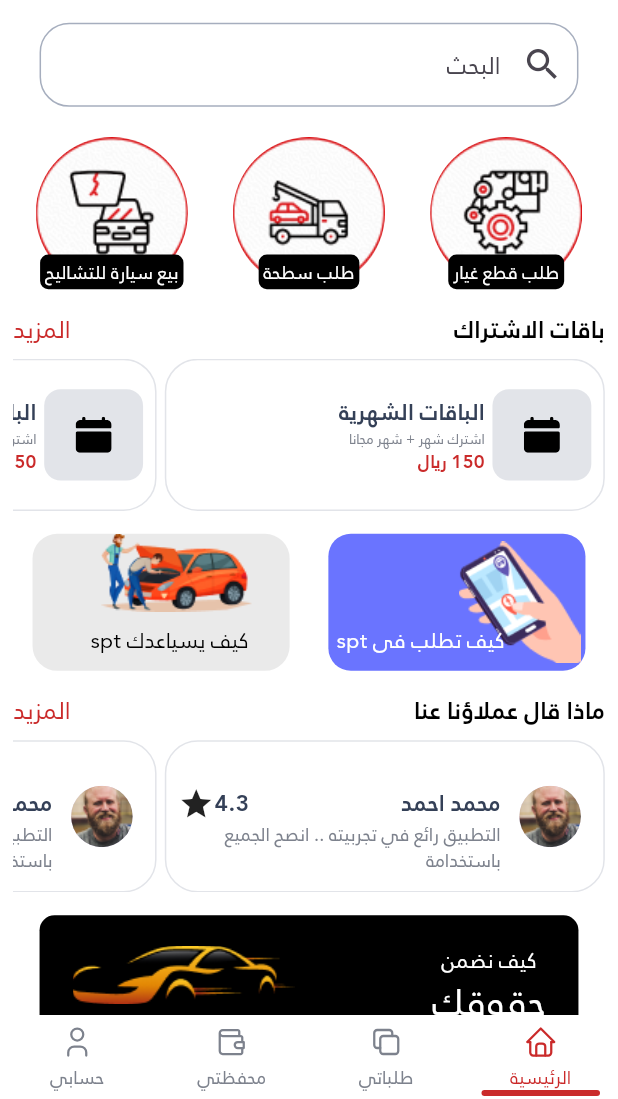
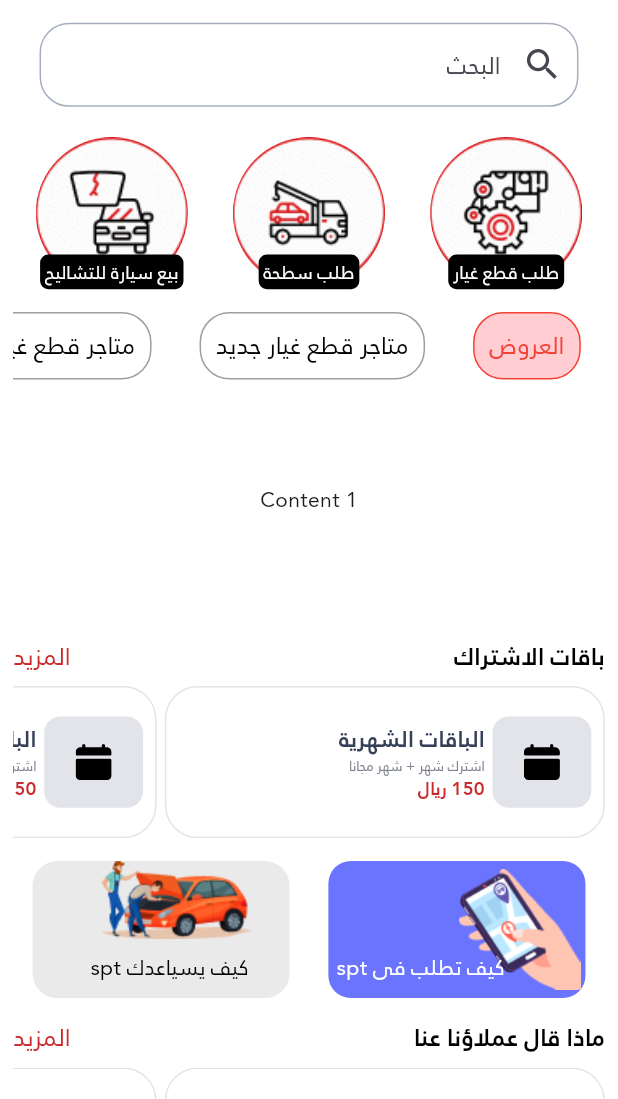
Before and after one commit to mo3tazamer/spt_clone, a Flutter app: the screen it shows after launch, on a phone screen of 412 x 824 dp, the part 137-1236 px from its top. Run offline on Flutter 3.47's test engine with Material 3 defaults, Android fonts, the phone set to English and light mode, and no system bars; drawn by our look-alikes of badges, persistent_bottom_nav_bar; our stand-ins replace animated_splash_screen, country_code_picker, dio, dropdown_search, easy_localization, equatable and 12 more.

Commit message:
add home tab bar

```diff
--- a/analysis_options.yaml
+++ b/analysis_options.yaml
@@ -7,8 +7,10 @@
 
 # The following line activates a set of recommended lints for Flutter apps,
 # packages, and plugins designed to encourage good coding practices.
+
 include: package:flutter_lints/flutter.yaml
 
+# The following line enables the recommended lints for Dart.
 linter:
   # The lint rules applied to this project can be customized in the
   # section below to disable rules from the `package:flutter_lints/flutter.yaml`
--- a/lib/app.dart
+++ b/lib/app.dart
@@ -9,12 +9,8 @@ import 'package:spt_clone/features/auth/presentation/cubit/auth_cubit.dart';
 import 'package:spt_clone/features/home/presentation/screens/home.dart';
 
 import 'config/routes/app_generator.dart';
-import 'features/home/presentation/screens/notification_screen.dart';
-import 'features/home/presentation/screens/says_about_us_screen.dart';
-import 'features/home/presentation/screens/store_details.dart';
+import 'features/home/presentation/widgets/home_tab.dart';
 import 'features/layout/presentation/screens/layout_screen.dart';
-
-
 
 class SptClone extends StatelessWidget {
   const SptClone({super.key});
@@ -39,17 +35,18 @@ class SptClone extends StatelessWidget {
               builder: EasyLoading.init(
                 builder: (context, child) {
                   final mediaQueryData = MediaQuery.of(context);
-                  final scale = mediaQueryData.textScaler
-                      .clamp(minScaleFactor: 1.0, maxScaleFactor: 1.3);
+                  final scale = mediaQueryData.textScaler.clamp(
+                    minScaleFactor: 1.0,
+                    maxScaleFactor: 1.3,
+                  );
                   return MediaQuery(
                     //Setting font does not change with system font size
-                    data: MediaQuery.of(context)
-                        .copyWith(textScaler: scale),
+                    data: MediaQuery.of(context).copyWith(textScaler: scale),
                     child: child!,
                   );
                 },
               ),
-              home: const LayOutScreen(),
+              home: const HomeScreen(),
             );
           }),
     );
--- a/lib/config/routes/app_generator.dart
+++ b/lib/config/routes/app_generator.dart
@@ -3,20 +3,36 @@ import 'package:spt_clone/features/auth/presentation/screens/login_Screen.dart';
 import 'package:spt_clone/features/auth/presentation/screens/otp_screen.dart';
 import 'package:spt_clone/features/auth/presentation/screens/sign_up_screen.dart';
 
+import '../../features/home/presentation/screens/notification_screen.dart';
 import '../../features/home/presentation/screens/says_about_us_screen.dart';
+import '../../features/home/presentation/screens/store_details.dart';
+import '../../features/layout/presentation/screens/layout_screen.dart';
+import '../../features/splash/presentation/screens/splash_screen.dart';
 import 'app_routes.dart';
 
 class AppGenerator {
   static Route<dynamic> getRoute(RouteSettings settings) {
     switch (settings.name) {
+      case AppRoutes.initialRoute:
+        return MaterialPageRoute(builder: (context) => const SplashScreen());
       case AppRoutes.loginScreen:
         return MaterialPageRoute(builder: (context) => const LogInScreen());
       case AppRoutes.otpScreen:
         return MaterialPageRoute(builder: (context) => const OtpScreen());
       case AppRoutes.signUpScreen:
         return MaterialPageRoute(builder: (context) => const SignUpScreen());
-        case AppRoutes.sayAboutUsScreen:
-          return MaterialPageRoute(builder: (context) => const SayAboutUsScreen());
+      case AppRoutes.sayAboutUsScreen:
+        return MaterialPageRoute(
+            builder: (context) => const SayAboutUsScreen());
+      case AppRoutes.layoutScreen:
+        return MaterialPageRoute(builder: (context) => const LayOutScreen());
+      case AppRoutes.notificationsScreen:
+        return MaterialPageRoute(
+            builder: (context) => const NotificationScreen());
+
+      case AppRoutes.storeDetails:
+        return MaterialPageRoute(builder: (context) => const StoreDetails());
+
       default:
         return MaterialPageRoute(builder: (context) => const Scaffold());
     }
--- a/lib/config/routes/app_routes.dart
+++ b/lib/config/routes/app_routes.dart
@@ -1,7 +1,10 @@
 class AppRoutes {
-  static const String splashScreen = '/';
+  static const initialRoute = '/';
   static const String loginScreen = '/login';
   static const String signUpScreen = '/signUp';
   static const String otpScreen = '/otp';
   static const String sayAboutUsScreen = '/sayAboutUsScreen';
+  static const layoutScreen = '/layout_screen';
+  static const notificationsScreen = '/notification_screen';
+  static const storeDetails = '/storeDetails';
 }
--- a/lib/config/theme/theme.dart
+++ b/lib/config/theme/theme.dart
@@ -7,10 +7,12 @@ class AppTheme {
   static ThemeData themeData = ThemeData(
 
     fontFamily: AppConstants.fontFamilyAr,
+
     scaffoldBackgroundColor: AppColors.whitePrimaryColor,
     primaryColor: AppColors.redColor,
     appBarTheme: const AppBarTheme(
       systemOverlayStyle: SystemUiOverlayStyle(
+
         statusBarColor: Colors.transparent,
         statusBarIconBrightness: Brightness.dark,
         statusBarBrightness: Brightness.light,
--- a/lib/core/utils/app_textstyles.dart
+++ b/lib/core/utils/app_textstyles.dart
@@ -2,13 +2,17 @@ import 'package:flutter/material.dart' show TextStyle;
 import 'package:flutter_screenutil/flutter_screenutil.dart';
 import 'package:spt_clone/core/utils/app_colors.dart';
 
+import 'app_constants.dart';
+
 class AppTextStyles {
   AppTextStyles._();
   static TextStyle style15 = TextStyle(
+    fontFamily: AppConstants.fontFamilyAr,
     fontSize: 15.sp,
     color: AppColors.grayColor,
   );
   static TextStyle style16 = TextStyle(
+    fontFamily: AppConstants.fontFamilyAr,
     fontSize: 16.sp,
     color: AppColors.redColor,
   );
--- a/lib/features/home/presentation/screens/home.dart
+++ b/lib/features/home/presentation/screens/home.dart
@@ -3,6 +3,8 @@ import 'package:flutter/material.dart';
 import 'package:flutter_screenutil/flutter_screenutil.dart';
 import 'package:spt_clone/core/utils/app_strings.dart';
 import 'package:badges/badges.dart' as badges;
+import '../../../../config/routes/app_navigator.dart';
+import '../../../../config/routes/app_routes.dart';
 import '../../../../core/shared/widgets/app_text_field.dart';
 
 import '../../../../core/utils/app_assets.dart';
@@ -12,6 +14,7 @@ import '../widgets/custom_app_bar.dart';
 import '../widgets/guarantee_your_rights.dart';
 import '../widgets/help_list.dart';
 import '../widgets/home_categories.dart';
+import '../widgets/home_tab.dart';
 import '../widgets/subscription_packages.dart';
 import '../widgets/what_they_say_about_us.dart';
 
@@ -26,7 +29,8 @@ class _HomeScreenState extends State<HomeScreen> {
   @override
   Widget build(BuildContext context) {
     return Scaffold(
-      appBar: _homeAppBar(),
+
+      appBar: _homeAppBar(context),
       body: Padding(
         padding: EdgeInsets.symmetric(horizontal: 8.dm),
         child: Center(
@@ -53,6 +57,12 @@ class _HomeScreenState extends State<HomeScreen> {
                 SizedBox(
                   height: AppSizes.s15.h,
                 ),
+                 SizedBox(height: 200.h,
+                     child: const HomeTab()),
+                SizedBox(
+                  height: AppSizes.s15.h,
+                ),
+
                 const SubscriptionPackages(),
                 SizedBox(
                   height: AppSizes.s15.h,
@@ -75,33 +85,34 @@ class _HomeScreenState extends State<HomeScreen> {
   }
 }
 
-CustomAppBar _homeAppBar() {
+CustomAppBar _homeAppBar(BuildContext context) {
   return CustomAppBar(
     automaticallyImplyLeading: false,
-    leading: IconButton(onPressed: () {},
+    leading: IconButton(
+        onPressed: () {},
         icon: AppSvgImage(
           image: IconAssets.settingIcon,
           height: AppSizes.s30.h,
           width: AppSizes.s30.w,
-          color:  Colors.black,
-
+          color: Colors.black,
         )),
-    actions:[IconButton(
-      padding:  const EdgeInsets.all(15),
-      onPressed: () {},
+    actions: [
+      IconButton(
+        padding: const EdgeInsets.all(15),
+        onPressed: () {
+          AppNavigator.navigateNamedTo(context, AppRoutes.notificationsScreen);
+        },
         icon: badges.Badge(
-        badgeContent: const Text(
-            '3'
-        ),
-        child: AppSvgImage(image: IconAssets.iconNotification,
+          badgeContent: const Text('3'),
+          child: AppSvgImage(
+            image: IconAssets.iconNotification,
             fit: BoxFit.scaleDown,
             height: AppSizes.s30.h,
             width: AppSizes.s30.w,
             color: Colors.white,
-
-
           ),
         ),
-    )]  ,
+      )
+    ],
   );
 }
--- /dev/null
+++ b/lib/features/home/presentation/widgets/home_tab.dart
@@ -0,0 +1,95 @@
+import 'package:flutter/gestures.dart';
+import 'package:flutter/material.dart';
+import 'package:spt_clone/core/utils/app_extensions.dart';
+import 'package:spt_clone/core/utils/app_textstyles.dart';
+
+class HomeTab extends StatefulWidget {
+  const HomeTab({super.key});
+
+  @override
+  State<HomeTab> createState() => _HomeTabState();
+}
+
+class _HomeTabState extends State<HomeTab> with TickerProviderStateMixin {
+  late final TabController _tabController;
+
+  @override
+  void initState() {
+    super.initState();
+    _tabController = TabController(length: 3, vsync: this);
+  }
+
+  @override
+  void dispose() {
+    _tabController.dispose();
+    super.dispose();
+  }
+
+  @override
+  Widget build(BuildContext context) {
+    return Column(
+      mainAxisAlignment: MainAxisAlignment.start,
+      children: [
+        TabBar(
+          isScrollable: true,
+          indicatorColor: Colors.transparent,
+          tabAlignment: TabAlignment.start,
+          onTap: (int index) {
+            _tabController.animateTo(index);
+            setState(() {});
+          },
+          splashFactory: NoSplash.splashFactory,
+          dividerHeight: 0.0,
+          tabs: [
+            _CustomTab(text: 'العروض', isSelected: _tabController.index == 0),
+            _CustomTab(
+                text: 'متاجر قطع غيار جديد',
+                isSelected: _tabController.index == 1),
+            _CustomTab(
+                text: 'متاجر قطع غيار مستعملة',
+                isSelected: _tabController.index == 2),
+          ],
+          controller: _tabController,
+        ),
+        Expanded(
+          child: TabBarView(
+            physics: const NeverScrollableScrollPhysics(),
+            controller: _tabController,
+            children: const [
+              Center(child: Text('Content 1')),
+              Center(child: Text('Content 2')),
+              Center(child: Text('Content 3')),
+            ],
+          ),
+        ),
+      ],
+    );
+  }
+}
+
+class _CustomTab extends StatelessWidget {
+  final String text;
+  final bool isSelected;
+
+  const _CustomTab({required this.text, required this.isSelected});
+
+  @override
+  Widget build(BuildContext context) {
+    return Container(
+      alignment: Alignment.center,
+      padding: const EdgeInsets.symmetric(horizontal: 10, vertical: 10),
+      decoration: BoxDecoration(
+        borderRadius: BorderRadius.circular(20),
+        color: isSelected ? Colors.red[100] : Colors.white,
+        border: Border.all(color: isSelected ? Colors.red : Colors.grey),
+      ),
+      child: Center(
+        child: Text(
+          text,
+          style: AppTextStyles.style16
+              .copyWith(color: isSelected ? Colors.red : Colors.black),
+        ),
+      ),
+    );
+  }
+}
--- a/lib/features/layout/presentation/screens/layout_screen.dart
+++ b/lib/features/layout/presentation/screens/layout_screen.dart
@@ -1,11 +1,12 @@
 import 'package:flutter/material.dart';
 import 'package:persistent_bottom_nav_bar/persistent_tab_view.dart';
 import 'package:spt_clone/core/utils/app_assets.dart';
-import 'package:spt_clone/features/auth/presentation/widgets/svg_image.dart';
+
 import 'package:spt_clone/features/home/presentation/screens/home.dart';
 import 'package:spt_clone/features/home/presentation/screens/store_details.dart';
 
 import '../../../../config/routes/app_generator.dart';
+import '../../../../core/utils/app_colors.dart';
 import '../../../home/presentation/screens/notification_screen.dart';
 import '../widgets/nav_bar_item.dart';
 
@@ -18,17 +19,20 @@ class LayOutScreen extends StatefulWidget {
 
 class _LayOutScreenState extends State<LayOutScreen> {
   List<Widget> screens = [
+    /// example screens
     const HomeScreen(),
     const NotificationScreen(),
     const StoreDetails(),
-    Text('4'),
+    const Text('4'),
   ];
 
   List<PersistentBottomNavBarItem> items = [
     navBarItem(
+
         icon: IconAssets.home,
         label: 'الرئيسية',
         routeAndNavigatorSettings: const RouteAndNavigatorSettings(
+
             onGenerateRoute: AppGenerator.getRoute)),
     navBarItem(
         icon: IconAssets.myOrder,
@@ -50,16 +54,17 @@ class _LayOutScreenState extends State<LayOutScreen> {
   @override
   Widget build(BuildContext context) {
     return PersistentTabView(
+
       /// handleAndroidBackButtonPress: true,
       controller: PersistentTabController(initialIndex: 0),
       screens: screens,
       items: items,
       context,
-      navBarStyle: NavBarStyle.style14
-      ,
+      navBarStyle: NavBarStyle.style14,
 
       confineInSafeArea: true,
-      backgroundColor: Colors.white,
+
+      backgroundColor: AppColors.scaffoldBackgroundColor,
       handleAndroidBackButtonPress: true,
       resizeToAvoidBottomInset: true,
       stateManagement: true,
--- a/lib/features/layout/presentation/widgets/nav_bar_item.dart
+++ b/lib/features/layout/presentation/widgets/nav_bar_item.dart
@@ -1,11 +1,7 @@
 import 'package:flutter/material.dart';
-import 'package:flutter_screenutil/flutter_screenutil.dart';
 import 'package:persistent_bottom_nav_bar/persistent_tab_view.dart';
-import 'package:spt_clone/core/utils/app_extensions.dart';
 import 'package:spt_clone/core/utils/app_textstyles.dart';
-import 'package:spt_clone/core/utils/sizes.dart';
 import 'package:spt_clone/features/auth/presentation/widgets/svg_image.dart';
-
 import '../../../../core/utils/app_colors.dart';
 
 PersistentBottomNavBarItem navBarItem({
@@ -20,7 +16,6 @@ PersistentBottomNavBarItem navBarItem({
       image: icon,
       color: AppColors.grayColor,
       fit: BoxFit.contain,
-
     ),
     textStyle: AppTextStyles.style12,
     icon: AppSvgImage(
--- a/lib/features/splash/presentation/screens/splash_screen.dart
+++ b/lib/features/splash/presentation/screens/splash_screen.dart
@@ -9,6 +9,7 @@ import 'package:spt_clone/features/auth/presentation/screens/login_Screen.dart';
 import 'package:spt_clone/features/home/presentation/screens/home.dart';
 
 import '../../../../core/utils/app_constants.dart';
+import '../../../layout/presentation/screens/layout_screen.dart';
 
 class SplashScreen extends StatefulWidget {
   const SplashScreen({super.key});
@@ -35,7 +36,7 @@ class _SplashScreenState extends State<SplashScreen> {
 
 Widget _nextScreen() {
   if (sL<SharedPreferences>().getString(AppConstants.token) != null) {
-    return const HomeScreen();
+    return const LayOutScreen();
   } else {
     return const LogInScreen();
   }
--- a/pubspec.yaml
+++ b/pubspec.yaml
@@ -46,12 +46,15 @@ dependencies:
   dropdown_search: ^5.0.6
   flutter_easyloading:
   fluttertoast: ^8.2.5
-  intl: ^0.18.1
+  intl: ^0.19.0
   gap: ^3.0.1
   flutter_keyboard_visibility: ^6.0.0
   animated_splash_screen: ^1.3.0
   badges: ^3.1.2
+  animations: ^2.0.0
   persistent_bottom_nav_bar: any
+
+
 
 
 
@@ -70,6 +73,7 @@ dev_dependencies:
   # package. See that file for information about deactivating specific lint
   # rules and activating additional ones.
   flutter_lints: ^3.0.2
+  lints: ^3.0.0
 
 
 flutter_launcher_icons:
```
Also changed, not shown: pubspec.lock. Lines whose indentation alone changed are shown as unchanged.
